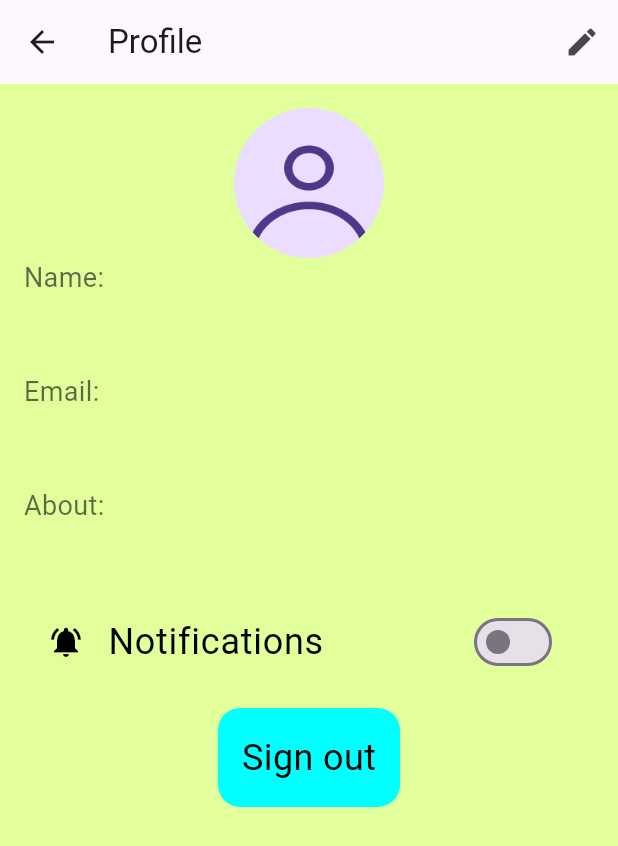
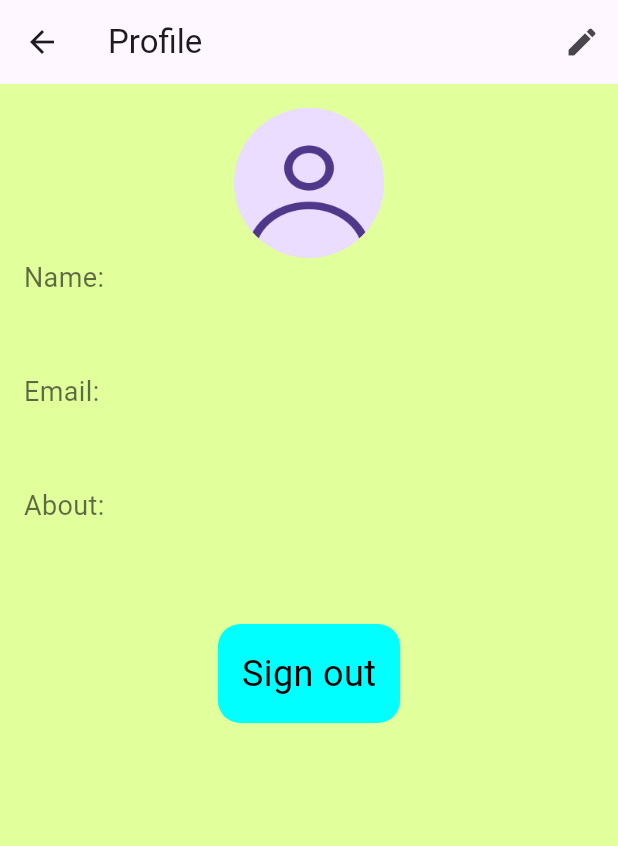
Before and after one commit to Gavranot/TaskManagerIO, a Flutter app: the ProfileScreen screen opened directly, on a phone screen of 412 x 824 dp. Shown: the top 846 px of the screen. Run offline on Flutter 3.47's test engine with Material 3 defaults, Android fonts, the light colour scheme and no system bars; accounts and stored records are empty; Roboto replaces fonts that are missing (Jua).

Commit message:
remove notifications
Signed-off-by: Damjan Avramovski <damjan.avramovski@gmail.com>

```diff
--- a/lib/screens/profile_screen.dart
+++ b/lib/screens/profile_screen.dart
@@ -137,31 +137,31 @@ class _ProfileScreenState extends State<ProfileScreen> {
                 height: 16,
               ),
 
-              SwitchListTile(
-                title: const Text(
-                  'Notifications',
-                  style: TextStyle(
-                    color: Colors.black,
-                    fontSize: 24,
-                    fontFamily: 'Jua',
-                    fontWeight: FontWeight.w400,
-                  ),
-                ),
-                secondary: const Icon(Icons.notifications_active, color: Colors.black,),
-                value: _notificationsEnabled,
-                onChanged: (bool value) {
-                  setState(() {
-                    _notificationsEnabled = value;
-                    ScaffoldMessenger.of(context).showSnackBar(
-                      SnackBar(
-                        content: Text(_notificationsEnabled
-                            ? 'Notifications enabled'
-                            : 'Notifications disabled'),
-                      ),
-                    );
-                  });
-                },
-              ),
+              // SwitchListTile(
+              //   title: const Text(
+              //     'Notifications',
+              //     style: TextStyle(
+              //       color: Colors.black,
+              //       fontSize: 24,
+              //       fontFamily: 'Jua',
+              //       fontWeight: FontWeight.w400,
+              //     ),
+              //   ),
+              //   secondary: const Icon(Icons.notifications_active, color: Colors.black,),
+              //   value: _notificationsEnabled,
+              //   onChanged: (bool value) {
+              //     setState(() {
+              //       _notificationsEnabled = value;
+              //       ScaffoldMessenger.of(context).showSnackBar(
+              //         SnackBar(
+              //           content: Text(_notificationsEnabled
+              //               ? 'Notifications enabled'
+              //               : 'Notifications disabled'),
+              //         ),
+              //       );
+              //     });
+              //   },
+              // ),
               SizedBox(height: 16,),
 
               // Sign out button
```
